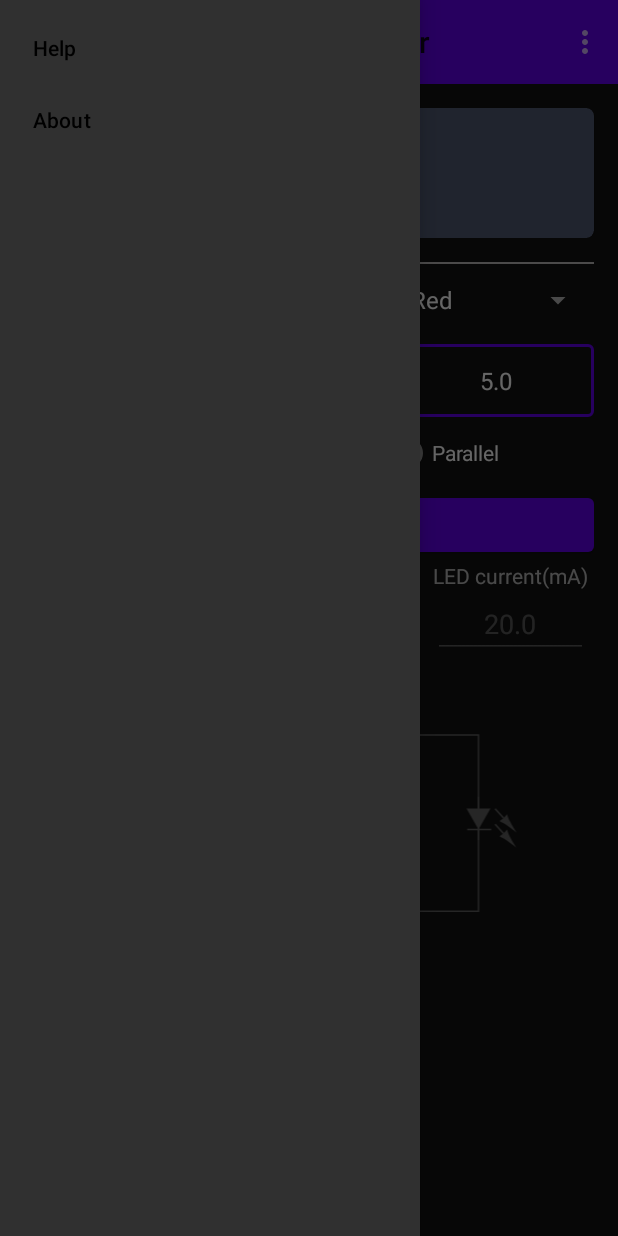
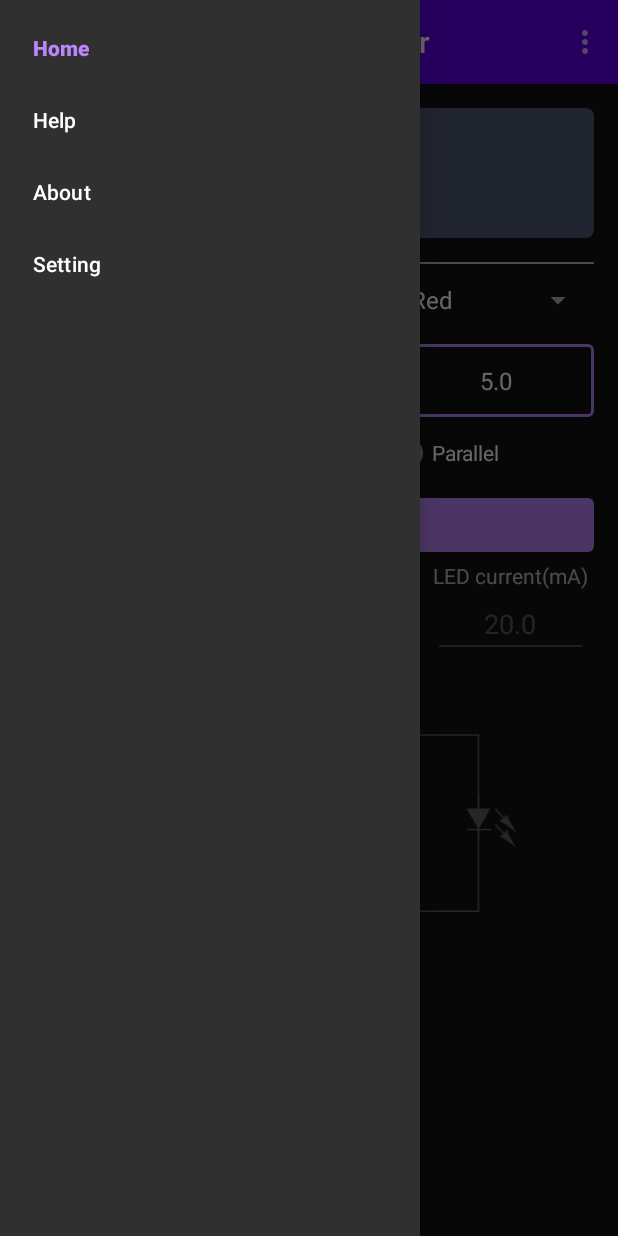
Before and after one commit to Helaluzzaman/LEDResistorCalculator, an Android app: the screen it shows after launch (MainActivity), with the side drawer open, on a phone screen of 412 x 824 dp. Run offline under Robolectric (Android 15) with nearby library versions, the phone set to English and light mode, and no system bars; our stand-ins replace navigation-ui.

Commit message:
setting fragment added.

```diff
--- a/app/build.gradle
+++ b/app/build.gradle
@@ -45,6 +45,7 @@
     implementation 'androidx.navigation:navigation-fragment-ktx:2.3.5'
     implementation 'androidx.navigation:navigation-ui-ktx:2.3.5'
     implementation 'androidx.legacy:legacy-support-v4:1.0.0'
+    implementation 'androidx.preference:preference:1.1.1'
     testImplementation 'junit:junit:4.+'
     androidTestImplementation 'androidx.test.ext:junit:1.1.3'
     androidTestImplementation 'androidx.test.espresso:espresso-core:3.4.0'
--- a/app/src/main/java/com/hbsoft/ledresistorcalculator/MainActivity.kt
+++ b/app/src/main/java/com/hbsoft/ledresistorcalculator/MainActivity.kt
@@ -29,7 +29,7 @@
         val navController = findNavController(R.id.my_nav_host_fragment)
         val drawerLayout: DrawerLayout = findViewById(R.id.drawer_layout)
         appBarConfiguration = AppBarConfiguration(
-            setOf(R.id.launchFragment, R.id.settingFragment), drawerLayout
+            setOf(R.id.launchFragment, R.id.settingsFragment), drawerLayout
         )
 
         setupSideNavigationView(navController)
--- a/app/src/main/res/layout/activity_main.xml
+++ b/app/src/main/res/layout/activity_main.xml
@@ -37,6 +37,6 @@
         android:layout_width="wrap_content"
         android:layout_height="match_parent"
         android:layout_gravity="start"
-        app:menu="@menu/launch_fragment"
+        app:menu="@menu/navigation_view"
         />
 </androidx.drawerlayout.widget.DrawerLayout>
--- /dev/null
+++ b/app/src/main/res/menu/navigation_view.xml
@@ -0,0 +1,11 @@
+<?xml version="1.0" encoding="utf-8"?>
+<menu xmlns:android="http://schemas.android.com/apk/res/android">
+    <item android:id="@+id/launchFragment"
+        android:title="@string/home"/>
+    <item android:id="@+id/action_launchFragment_to_helpFragment"
+        android:title="@string/help"/>
+    <item android:id="@+id/action_launchFragment_to_aboutFragment"
+        android:title="@string/about"/>
+    <item android:id="@+id/settingsFragment"
+        android:title="@string/setting"/>
+</menu>
--- a/app/src/main/res/navigation/navigation.xml
+++ b/app/src/main/res/navigation/navigation.xml
@@ -18,9 +18,6 @@
             app:popEnterAnim="@anim/from_left"
             app:popExitAnim="@anim/to_right" />
         <action
-            android:id="@+id/action_launchFragment_to_settingFragment"
-            app:destination="@id/settingFragment" />
-        <action
             android:id="@+id/action_launchFragment_to_helpFragment"
             app:destination="@id/helpFragment"
             app:enterAnim="@anim/from_right"
@@ -38,15 +35,6 @@
             app:destination="@id/launchFragment" />
     </fragment>
     <fragment
-        android:id="@+id/settingFragment"
-        android:name="com.hbsoft.ledresistorcalculator.SettingFragment"
-        android:label="Setting"
-        tools:layout="@layout/fragment_setting" >
-        <action
-            android:id="@+id/action_settingFragment_to_launchFragment"
-            app:destination="@id/launchFragment" />
-    </fragment>
-    <fragment
         android:id="@+id/helpFragment"
         android:name="com.hbsoft.ledresistorcalculator.fragments.HelpFragment"
         android:label="Help"
@@ -55,4 +43,8 @@
             android:id="@+id/action_helpFragment_to_launchFragment"
             app:destination="@id/launchFragment" />
     </fragment>
+    <fragment
+        android:id="@+id/settingsFragment"
+        android:name="com.hbsoft.ledresistorcalculator.fragments.SettingsFragment"
+        android:label="SettingsFragment" />
 </navigation>
--- a/app/src/main/res/values/strings.xml
+++ b/app/src/main/res/values/strings.xml
@@ -27,5 +27,12 @@
     <string name="resistor_power_rating_info"><![CDATA[The Resistor Power Rating is sometimes called the Resistors Wattage Rating and is defined as the amount of heat that a resistive element can dissipate for an indefinite period of time without degrading its performance.]]></string>
     <string name="result_help_image">Result help image</string>
     <string name="schematics">Schematics:</string>
+    <string name="general">General</string>
+    <string name="dark_mode_summery">Reduce glare and improve night viewing</string>
+    <string name="dark_mode">Dark Mode</string>
+    <string name="setting">Setting</string>
+    <string name="home">Home</string>
+    <!-- Preference Titles -->
+
 
 </resources>
```
Also changed, not shown: app/src/main/java/com/hbsoft/ledresistorcalculator/fragments/SettingsFragment.kt (added, +12 -0 lines), app/src/main/res/values/arrays.xml (added, +12 -0 lines), app/src/main/res/xml/root_preferences.xml (added, +12 -0 lines).
